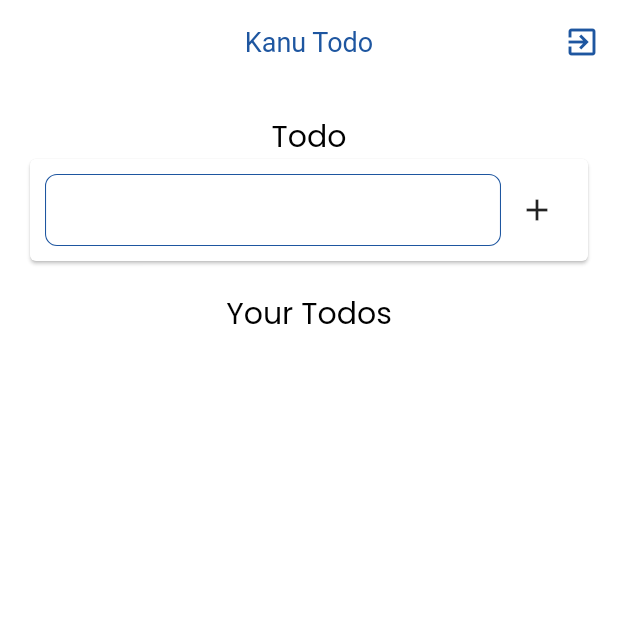
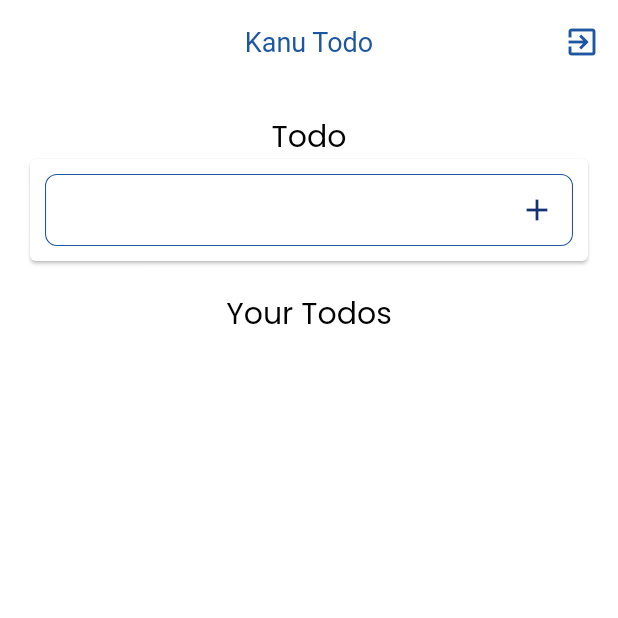
Before and after one commit to renankanu/app_todo, a Flutter app: the screen it shows once a user with an empty profile is signed in, on a phone screen of 412 x 824 dp, the top half of it. Run offline on Flutter 3.47's test engine with Material 2 defaults, Android fonts, the phone set to English and light mode, and no system bars; our stand-ins replace cloud_firestore, firebase_auth, firebase_core, flutter_svg, google_sign_in; accounts and stored records are empty.

Commit message:
add icon inner textfield

```diff
--- a/lib/app/screens/core/core_screen.dart
+++ b/lib/app/screens/core/core_screen.dart
@@ -2,6 +2,7 @@ import 'package:app_todo/app/models/todo.dart';
 import 'package:app_todo/app/services/auth.dart';
 import 'package:app_todo/app/services/database.dart';
 import 'package:app_todo/app/widgets/todo_card.dart';
+import 'package:app_todo/constants.dart';
 import 'package:cloud_firestore/cloud_firestore.dart';
 import 'package:firebase_auth/firebase_auth.dart';
 import 'package:flutter/cupertino.dart';
@@ -56,12 +57,9 @@ class _CoreScreenState extends State<CoreScreen> {
                     child: TextFormField(
                       key: const ValueKey("addField"),
                       controller: _todoController,
-                    ),
-                  ),
-                  IconButton(
-                    key: const ValueKey("addButton"),
-                    icon: const Icon(Icons.add),
-                    onPressed: () {
+                      decoration: InputDecoration(
+                        suffixIcon: GestureDetector(
+                          onTap: (){
                             if (_todoController.text != "") {
                               setState(() {
                                 Database(firestore: widget.firestore).addTodo(
@@ -71,7 +69,11 @@ class _CoreScreenState extends State<CoreScreen> {
                               });
                             }
                           },
+                          child: const Icon(Icons.add, color: kLuckyPoint,),
                         )
+                      ),
+                    ),
+                  ),
                 ],
               ),
             ),
```
Also changed, not shown: pubspec.lock, 1 other file. Lines whose indentation alone changed are shown as unchanged.
